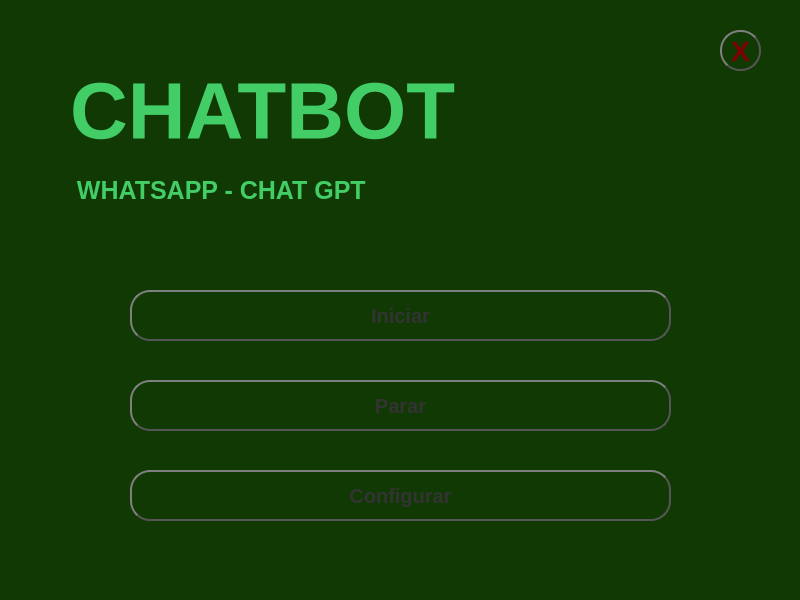
This is ui/principal.ui in SASOFTCO/ChatBot_WhatsApp as Qt 5 draws it before an edit. The edited form follows.
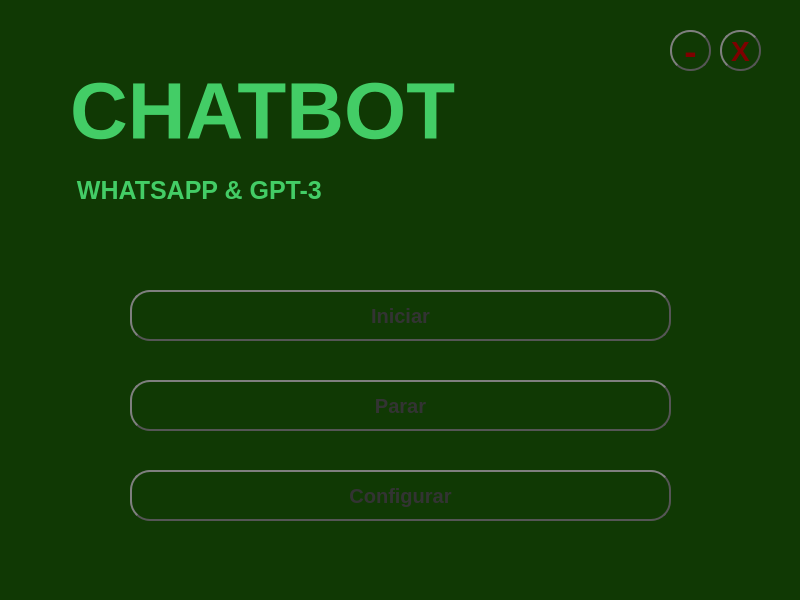
This is the edited form.

Commit message: centrar, minimizar

```diff
--- a/ui/principal.ui
+++ b/ui/principal.ui
@@ -22,6 +22,11 @@
     <height>600</height>
    </size>
   </property>
+  <property name="font">
+   <font>
+    <pointsize>10</pointsize>
+   </font>
+  </property>
   <property name="windowTitle">
    <string>MainWindow</string>
   </property>
@@ -201,7 +206,7 @@
      <string notr="true">color: rgb(67, 205, 102);</string>
     </property>
     <property name="text">
-     <string> WHATSAPP - CHAT GPT</string>
+     <string> WHATSAPP &amp; GPT-3</string>
     </property>
    </widget>
    <widget class="QPushButton" name="salirBtn">
@@ -320,6 +325,58 @@
      <string>Parar</string>
     </property>
    </widget>
+   <widget class="QPushButton" name="minimizarBtn">
+    <property name="geometry">
+     <rect>
+      <x>670</x>
+      <y>30</y>
+      <width>41</width>
+      <height>41</height>
+     </rect>
+    </property>
+    <property name="font">
+     <font>
+      <pointsize>28</pointsize>
+      <weight>75</weight>
+      <bold>true</bold>
+     </font>
+    </property>
+    <property name="styleSheet">
+     <string notr="true">QPushButton {
+    color: rgb(127,0,0);
+    border: 2px solid #555;
+    border-radius: 20px;
+    border-style: outset;
+    background: qradialgradient(
+        cx: 0.3, cy: -0.4, fx: 0.3, fy: -0.4,
+        radius: 1.35, stop: 0 #48dc6e, stop: 1 #39ae57
+        );
+    padding: 5px;
+    }
+
+QPushButton:hover {
+    background: qradialgradient(
+        cx: 0.3, cy: -0.4, fx: 0.3, fy: -0.4,
+        radius: 1.35, stop: 0 #48dc6e, stop: 1 #50f379
+        );
+    }
+
+QPushButton:pressed {
+    border-style: inset;
+    background: qradialgradient(
+        cx: 0.4, cy: -0.1, fx: 0.4, fy: -0.1,
+        radius: 1.35, stop: 0 #48dc6e, stop: 1 #ddd
+        );
+    }
+QPushButton:disabled {
+    background-color: #6a737c;
+    color: #333;
+	}</string>
+    </property>
+    <property name="text">
+     <string>-</string>
+    </property>
+   </widget>
   </widget>
   <widget class="QMenuBar" name="menubar">
    <property name="geometry">
```
Left out of the diff: 2 changed lines with no effect on the pictures. The commit also changes 6 other files.
